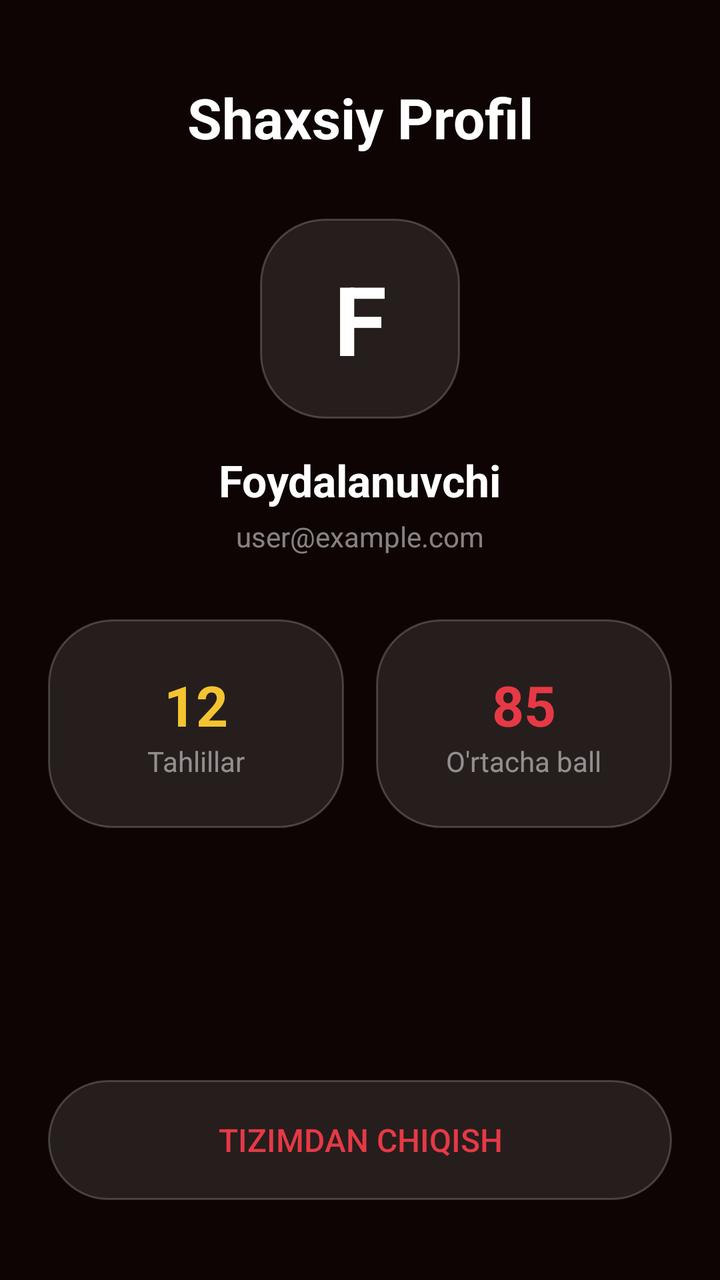
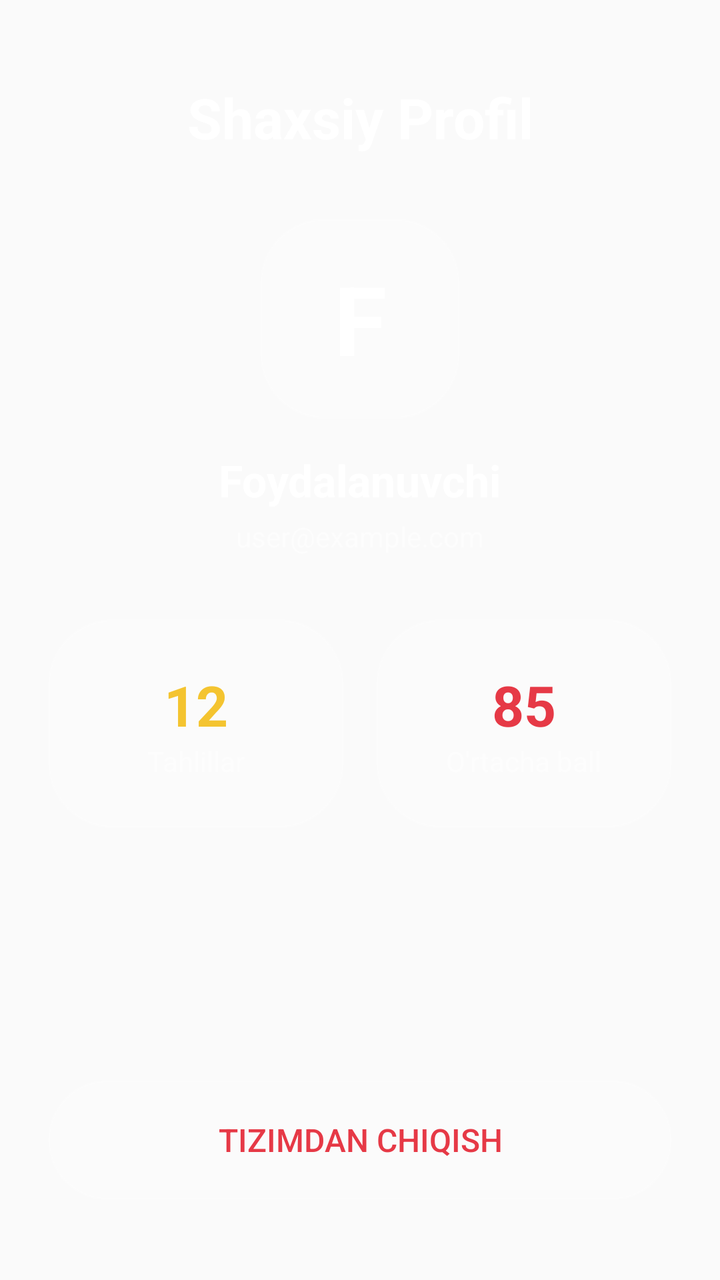

An Android layout rendered at two revisions. The XML below is the earlier revision; the diff shows what the commit changed to produce the second picture.
<!-- AndroidManifest.xml: application theme AppTheme -->
<!-- res/layout/fragment_profile.xml -->
<?xml version="1.0" encoding="utf-8"?>
<androidx.constraintlayout.widget.ConstraintLayout xmlns:android="http://schemas.android.com/apk/res/android"
    xmlns:app="http://schemas.android.com/apk/res-auto"
    android:layout_width="match_parent"
    android:layout_height="match_parent"
    android:background="@color/background_dark"
    android:padding="24dp">

    <TextView
        android:id="@+id/tv_profile_title"
        android:layout_width="wrap_content"
        android:layout_height="wrap_content"
        android:text="Shaxsiy Profil"
        android:textColor="@color/white"
        android:textSize="28sp"
        android:textStyle="bold"
        app:layout_constraintTop_toTopOf="parent"
        app:layout_constraintStart_toStartOf="parent"
        app:layout_constraintEnd_toEndOf="parent"
        android:layout_marginTop="16dp"/>

    <LinearLayout
        android:id="@+id/layout_user_info"
        android:layout_width="match_parent"
        android:layout_height="wrap_content"
        android:orientation="vertical"
        android:gravity="center"
        app:layout_constraintTop_toBottomOf="@id/tv_profile_title"
        android:layout_marginTop="32dp">

        <TextView
            android:layout_width="100dp"
            android:layout_height="100dp"
            android:text="F"
            android:textSize="48sp"
            android:textStyle="bold"
            android:textColor="@color/white"
            android:gravity="center"
            android:background="@drawable/bg_liquid_glass"
            android:padding="16dp"/>

        <TextView
            android:layout_width="wrap_content"
            android:layout_height="wrap_content"
            android:text="Foydalanuvchi"
            android:textColor="@color/white"
            android:textSize="22sp"
            android:textStyle="bold"
            android:layout_marginTop="16dp"/>

        <TextView
            android:layout_width="wrap_content"
            android:layout_height="wrap_content"
            android:text="user@example.com"
            android:textColor="@color/white_transparent"
            android:textSize="14sp"
            android:layout_marginTop="4dp"/>
    </LinearLayout>

    <LinearLayout
        android:layout_width="match_parent"
        android:layout_height="wrap_content"
        android:orientation="horizontal"
        android:weightSum="2"
        app:layout_constraintTop_toBottomOf="@id/layout_user_info"
        android:layout_marginTop="32dp">

        <LinearLayout
            android:layout_width="0dp"
            android:layout_height="wrap_content"
            android:layout_weight="1"
            android:orientation="vertical"
            android:gravity="center"
            android:background="@drawable/bg_liquid_glass"
            android:padding="24dp"
            android:layout_marginEnd="8dp">

            <TextView
                android:layout_width="wrap_content"
                android:layout_height="wrap_content"
                android:text="12"
                android:textColor="@color/colorAccent"
                android:textSize="28sp"
                android:textStyle="bold"/>

            <TextView
                android:layout_width="wrap_content"
                android:layout_height="wrap_content"
                android:text="Tahlillar"
                android:textColor="@color/white_transparent"
                android:textSize="14sp" />
        </LinearLayout>

        <LinearLayout
            android:layout_width="0dp"
            android:layout_height="wrap_content"
            android:layout_weight="1"
            android:orientation="vertical"
            android:gravity="center"
            android:background="@drawable/bg_liquid_glass"
            android:padding="24dp"
            android:layout_marginStart="8dp">

            <TextView
                android:layout_width="wrap_content"
                android:layout_height="wrap_content"
                android:text="85"
                android:textColor="@color/colorPrimary"
                android:textSize="28sp"
                android:textStyle="bold"/>

            <TextView
                android:layout_width="wrap_content"
                android:layout_height="wrap_content"
                android:text="O'rtacha ball"
                android:textColor="@color/white_transparent"
                android:textSize="14sp" />
        </LinearLayout>
    </LinearLayout>

    <Button
        android:layout_width="match_parent"
        android:layout_height="60dp"
        android:text="Tizimdan chiqish"
        android:textSize="16sp"
        android:background="@drawable/bg_liquid_glass"
        android:textColor="@color/colorPrimary"
        app:layout_constraintBottom_toBottomOf="parent"
        android:layout_marginBottom="16dp"/>

</androidx.constraintlayout.widget.ConstraintLayout>
<!-- resources referenced by this layout -->
<resources>
  <color name="background_dark">#0d0403</color>
  <color name="colorAccent">#F4C430</color>
  <color name="colorPrimary">#E63946</color>
  <color name="white">#FFFFFF</color>
  <color name="white_transparent">#80ffffff</color>
  <!-- drawable bg_liquid_glass (drawable) -->
  <?xml version="1.0" encoding="utf-8"?>
  <shape xmlns:android="http://schemas.android.com/apk/res/android"
      android:shape="rectangle">
      <solid android:color="#1AFFFFFF"/> 
      <corners android:radius="32dp"/>
      <stroke android:width="1dp" android:color="#33FFFFFF"/>
  </shape>
  <style name="AppTheme" parent="Theme.AppCompat.Light.DarkActionBar">
          <item name="colorPrimary">#E63946</item>
          <item name="colorPrimaryDark">#0d0403</item>
          <item name="colorAccent">#F4C430</item>
      </style>
</resources>

<!-- the commit's change to res/layout/fragment_profile.xml (unified diff, before → after) -->
@@ -3,7 +3,6 @@
     xmlns:app="http://schemas.android.com/apk/res-auto"
     android:layout_width="match_parent"
     android:layout_height="match_parent"
-    android:background="@color/background_dark"
     android:padding="24dp">
 
     <TextView
<!-- resource entries referenced after the edit -->
@@ -1,6 +1,5 @@
 <!-- resources referenced by this layout -->
 <resources>
-  <color name="background_dark">#0d0403</color>
   <color name="colorAccent">#F4C430</color>
   <color name="colorPrimary">#E63946</color>
   <color name="white">#FFFFFF</color>
